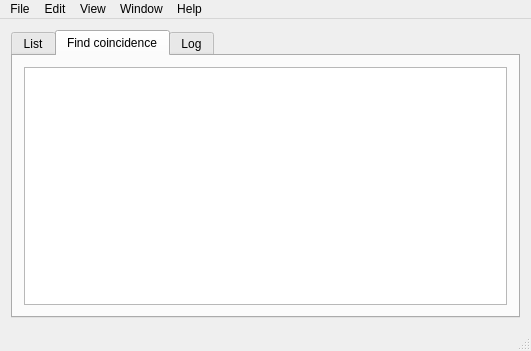
Before: the Qt Designer form mainwindow.ui in kolyvoshko/Web2SearchText, drawn with Qt 5.
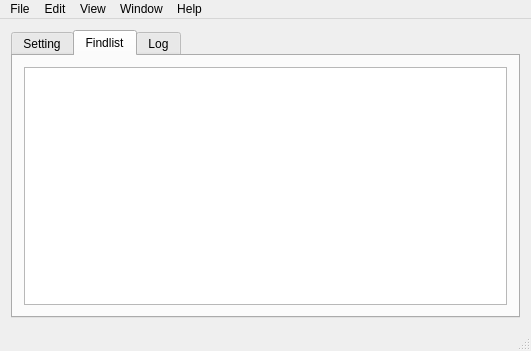
After: the same form once the commit is applied. The open tabs and pages were chosen to show the change.

Commit message: Bug fix: thread double free

The edit to the form file:
```diff
--- a/mainwindow.ui
+++ b/mainwindow.ui
@@ -22,7 +22,7 @@
       </property>
       <widget class="QWidget" name="tab_list">
        <attribute name="title">
-        <string>List</string>
+        <string>Setting</string>
        </attribute>
        <layout class="QVBoxLayout" name="verticalLayout">
         <item>
@@ -155,7 +155,7 @@
       </widget>
       <widget class="QWidget" name="tab_find_coincidence">
        <attribute name="title">
-        <string>Find coincidence</string>
+        <string>Findlist</string>
        </attribute>
        <layout class="QHBoxLayout" name="horizontalLayout">
         <item>
```
Left out of the diff: 2 changed lines with no effect on the pictures.
